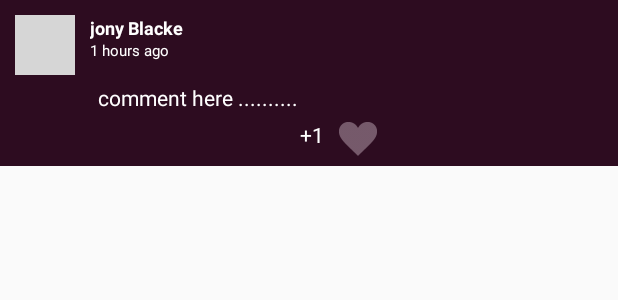
After one commit to abdelrahmanMohamed728/RemusiX, an Android app: the layout comments_listitem.xml on its own in the app's theme, with its tools: preview values and no code run, on a phone screen of 412 x 824 dp. The commit adds this screen. Shown: the top 300 px of the screen. Run offline under Robolectric (Android 15) with nearby library versions, the phone set to English and light mode, and no system bars; network calls fail; grey boxes are pictures that could not be loaded.

Commit message:
eighth commit

```diff
--- a/RemusiX-master/app/src/main/java/com/example/abdo/remusix/LogInActivity.java
+++ b/RemusiX-master/app/src/main/java/com/example/abdo/remusix/LogInActivity.java
@@ -38,6 +38,7 @@ public class LogInActivity extends AppCompatActivity {
                  LoadData("https://remusixapi.conveyor.cloud/api/Users/Login?s_email="+email.toString()+"&s_password="+password.toString());
             }
         });
+
     }
     public void LoadData(String url)
     {
@@ -60,7 +61,7 @@ public class LogInActivity extends AppCompatActivity {
         }, new Response.ErrorListener() {
             @Override
             public void onErrorResponse(VolleyError error) {
-                Toast.makeText(LogInActivity.this,"check your Email or Password",Toast.LENGTH_LONG).show();
+                Toast.makeText(LogInActivity.this,"Check your Email or Password",Toast.LENGTH_LONG).show();
 
             }
         });
--- /dev/null
+++ b/RemusiX-master/app/src/main/res/layout/comments_listitem.xml
@@ -0,0 +1,91 @@
+<?xml version="1.0" encoding="utf-8"?>
+<LinearLayout xmlns:android="http://schemas.android.com/apk/res/android"
+    android:layout_width="match_parent"
+    android:layout_height="wrap_content"
+    xmlns:app="http://schemas.android.com/tools"
+    android:background="@color/colorPrimary"
+    android:orientation="vertical"
+    app:ignore="NamespaceTypo">
+
+
+        <RelativeLayout
+            android:layout_width="wrap_content"
+            android:layout_height="wrap_content">
+
+            <de.hdodenhof.circleimageview.CircleImageView
+                android:id="@+id/comment_user_img"
+                android:layout_width="40dp"
+                android:layout_height="40dp"
+                android:layout_marginLeft="10dp"
+                android:layout_marginTop="10dp"
+                android:src="@drawable/pic" />
+
+            <TextView
+                android:id="@+id/comment_username"
+                android:layout_width="wrap_content"
+                android:layout_height="wrap_content"
+                android:layout_marginLeft="10dp"
+                android:layout_marginTop="10dp"
+                android:layout_toEndOf="@id/comment_user_img"
+                android:ems="10"
+                android:inputType="textPersonName"
+                android:text="jony Blacke"
+                android:textColor="@android:color/background_light"
+                android:textSize="12dp"
+                android:textStyle="bold" />
+
+            <TextView
+                android:id="@+id/comment_time"
+                android:layout_width="wrap_content"
+                android:layout_height="wrap_content"
+                android:layout_below="@id/comment_username"
+                android:layout_marginLeft="10dp"
+                android:layout_toEndOf="@id/comment_user_img"
+                android:ems="10"
+                android:inputType="textPersonName"
+                android:text="1 hours ago"
+                android:textColor="@android:color/background_light"
+                android:textSize="10dp"
+
+                />
+
+        </RelativeLayout>
+
+    <TextView
+        android:layout_width="match_parent"
+        android:layout_height="wrap_content"
+        android:id="@+id/tv_comment"
+        android:text="comment here ..........  "
+        android:textColor="@android:color/white"
+        android:layout_marginTop="5sp"
+        android:layout_marginLeft="65dp"
+        android:layout_marginBottom="5dp"
+
+        />
+    <LinearLayout
+        android:layout_width="match_parent"
+        android:layout_height="wrap_content"
+        android:layout_marginLeft="200dp"
+        android:layout_marginBottom="5dp"
+        >
+
+
+        <TextView
+            android:id="@+id/comment_likes_num"
+            android:layout_width="wrap_content"
+            android:layout_height="wrap_content"
+            android:text="+1"
+
+            android:textColor="@android:color/background_light"
+                   />
+
+        <ImageView
+            android:id="@+id/comment_likes_img"
+            android:layout_width="25dp"
+            android:layout_height="25dp"
+            android:src="@drawable/like"
+            android:layout_marginLeft="10dp"
+
+            />
+    </LinearLayout>
+</LinearLayout>
```
Also changed, not shown: RemusiX-master/app/src/main/java/com/example/abdo/remusix/Comment.java (added, +54 -0 lines), RemusiX-master/app/src/main/java/com/example/abdo/remusix/CommentAdapter.java (added, +58 -0 lines), RemusiX-master/app/src/main/java/com/example/abdo/remusix/CommentsActivity.java (added, +29 -0 lines), RemusiX-master/app/src/main/res/layout/activity_comments.xml (added, +178 -0 lines).
